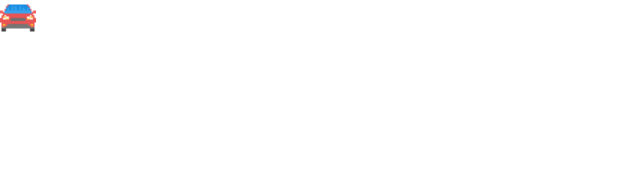
After one commit to Robilko/Animation-Lesson_3, an Android app: the layout activity_main.xml on its own in the app's theme, with its tools: preview values and no code run, on a phone screen of 412 x 824 dp. The commit adds this screen. Shown: the top 194 px of the screen. Run offline under Robolectric (Android 15) with nearby library versions, the phone set to English and light mode, and no system bars.

Commit message:
Вариант 1 - костыльный. Запуск машины по тапу на нее. Изначаьно машина в макете, затем по тапу ImageView становится не видимым и запускается анимация на SurfaceView

```diff
--- a/app/build.gradle
+++ b/app/build.gradle
@@ -29,11 +29,15 @@ android {
     kotlinOptions {
         jvmTarget = '1.8'
     }
+
+    buildFeatures {
+        viewBinding true
+    }
 }
 
 dependencies {
 
-    implementation 'androidx.core:core-ktx:1.7.0'
+    implementation 'androidx.core:core-ktx:1.9.0'
     implementation 'androidx.appcompat:appcompat:1.5.1'
     implementation 'com.google.android.material:material:1.6.1'
     implementation 'androidx.constraintlayout:constraintlayout:2.1.4'
--- /dev/null
+++ b/app/src/main/res/layout/activity_main.xml
@@ -0,0 +1,16 @@
+<?xml version="1.0" encoding="utf-8"?>
+<FrameLayout xmlns:android="http://schemas.android.com/apk/res/android"
+    xmlns:app="http://schemas.android.com/apk/res-auto"
+    xmlns:tools="http://schemas.android.com/tools"
+    android:layout_width="match_parent"
+    android:layout_height="match_parent"
+    android:background="@color/white"
+    tools:context=".MainActivity">
+
+    <androidx.appcompat.widget.AppCompatImageView
+        android:id="@+id/carImage"
+        android:layout_width="wrap_content"
+        android:layout_height="wrap_content"
+        android:src="@drawable/car" />
+
+</FrameLayout>
```
Also changed, not shown: app/src/main/java/com/example/animation_lesson_3/MainActivity.kt (+10 -1 lines).
